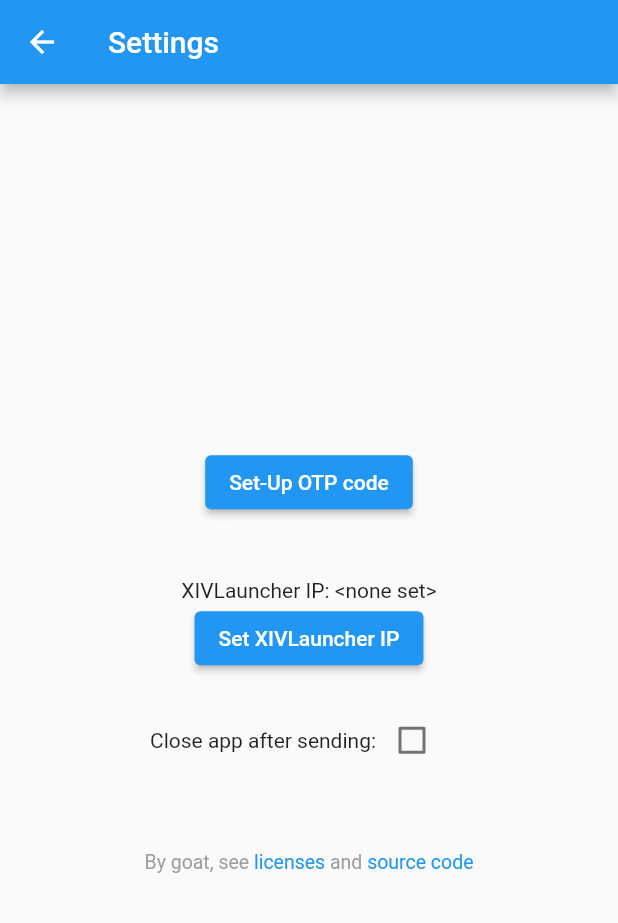
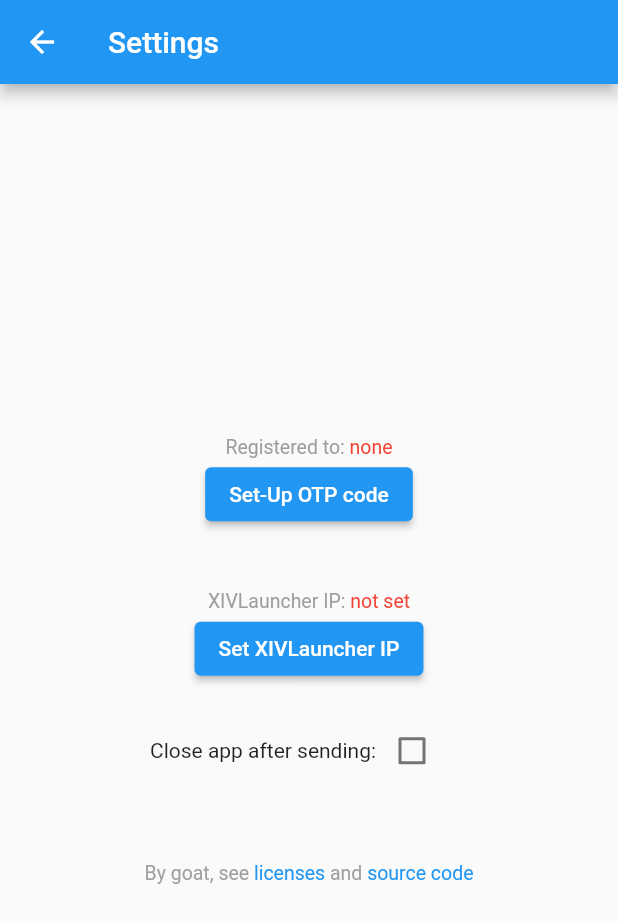
Before and after one commit to goaaats/xl-authenticator, a Flutter app: the screen it shows after launch, on a phone screen of 412 x 824 dp. Shown: the top 923 px of the screen. Run offline on Flutter 3.47's test engine with Material 2 defaults, Android fonts, the phone set to English and light mode, and no system bars; our stand-ins replace fluttertoast, shared_preferences; missing offline and left inert: otp, prompt_dialog, qr_code_scanner.

```diff
--- a/lib/set.dart
+++ b/lib/set.dart
@@ -1,7 +1,8 @@
 import 'package:flutter/gestures.dart';
 import 'package:flutter/material.dart';
+import 'package:fluttertoast/fluttertoast.dart';
 import 'package:prompt_dialog/prompt_dialog.dart';
-import 'package:shared_preferences/shared_preferences.dart';
+import 'package:flutter/services.dart';
 import 'package:url_launcher/url_launcher.dart';
 
 import 'package:xl_otpsend/account.dart';
@@ -22,11 +23,25 @@ class _SettingsPageState extends State<SettingsPage> {
 
   late bool isRestartChecked = false;
 
+  late bool isAccountSaved = false;
+  String? savedName;
+  String? savedSecret;
+
   @override
   void initState() {
     GeneralSetting.getIsAutoClose().then((value) {
       setState(() {
         isRestartChecked = value;
+      });
+    });
+
+    SavedAccount.getSaved().then((value) {
+      setState(() {
+        if (value != null) {
+          isAccountSaved = true;
+          savedName = value.accountName;
+          savedSecret = value.secret;
+        }
       });
     });
 
@@ -38,6 +53,9 @@ class _SettingsPageState extends State<SettingsPage> {
     TextStyle defaultStyle = TextStyle(color: Colors.grey, fontSize: 13.0);
     TextStyle linkStyle = TextStyle(color: Colors.blue, fontSize: 13.0);
 
+    TextStyle goodStyle = TextStyle(color: Colors.green, fontSize: 13.0);
+    TextStyle badStyle = TextStyle(color: Colors.red, fontSize: 13.0);
+
     return Scaffold(
       appBar: AppBar(
         title: Text("Settings"),
@@ -47,6 +65,39 @@ class _SettingsPageState extends State<SettingsPage> {
         child: Column(
           mainAxisAlignment: MainAxisAlignment.center,
           children: <Widget>[
+            RichText(
+                text: TextSpan(
+              style: defaultStyle,
+              children: <TextSpan>[
+                TextSpan(text: 'Registered to: '),
+                TextSpan(
+                    text: ((() {
+                      if (isAccountSaved) return savedName;
+
+                      return "none";
+                    })()),
+                    style: ((() {
+                      if (isAccountSaved) return goodStyle;
+
+                      return badStyle;
+                    })()),
+                    recognizer: TapGestureRecognizer()
+                      ..onTap = () {
+                        if (savedSecret != null) {
+                          Clipboard.setData(ClipboardData(text: savedSecret));
+
+                          Fluttertoast.showToast(
+                              msg: "Secret copied!",
+                              toastLength: Toast.LENGTH_LONG,
+                              gravity: ToastGravity.BOTTOM,
+                              timeInSecForIosWeb: 1,
+                              backgroundColor: Colors.red,
+                              textColor: Colors.white,
+                              fontSize: 16.0);
+                        }
+                      }),
+              ],
+            )),
             ElevatedButton(
               onPressed: () {
                 _navigateAndScanQr(context);
@@ -58,11 +109,31 @@ class _SettingsPageState extends State<SettingsPage> {
               child: FutureBuilder(
                 future: Communication.getSavedIp(),
                 builder: (context, snapshot) {
-                  if (snapshot.hasData) {
-                    return Text("XIVLauncher IP: " + (snapshot.data as String));
-                  } else {
-                    return Text("XIVLauncher IP: <none set>");
-                  }
+                  return RichText(
+                      text: TextSpan(
+                    style: defaultStyle,
+                    children: <TextSpan>[
+                      TextSpan(text: 'XIVLauncher IP: '),
+                      TextSpan(
+                          text: ((() {
+                            if (snapshot.hasData)
+                              return snapshot.data as String;
+
+                            return "not set";
+                          })()),
+                          style: ((() {
+                            if (snapshot.hasData) return goodStyle;
+
+                            return badStyle;
+                          })()),
+                          recognizer: TapGestureRecognizer()
+                            ..onTap = () {
+                              if (savedSecret != null)
+                                Clipboard.setData(
+                                    ClipboardData(text: savedSecret));
+                            }),
+                    ],
+                  ));
                 },
               ),
             ),
@@ -121,7 +192,7 @@ class _SettingsPageState extends State<SettingsPage> {
                                 context: context,
                                 applicationName: "XL Authenticator",
                                 applicationLegalese:
-                                    "Automatic OTPs for XIVLauncher",
+                                    "Automatic OTPs for XIVLauncher\n(c) goaaats 2020",
                                 applicationIcon: Padding(
                                     padding:
                                         EdgeInsets.only(left: 100, right: 100),
@@ -161,14 +232,26 @@ class _SettingsPageState extends State<SettingsPage> {
 
     if (result == null) return;
 
+    SavedAccount? saved;
+
     switch (result.type) {
       case ScanResultType.Uri:
-        await SavedAccount.setSaved(SavedAccount.parse(result.data));
+        saved = SavedAccount.parse(result.data);
         break;
       case ScanResultType.Raw:
-        await SavedAccount.setSaved(SavedAccount.unnamed(result.data));
+        saved = SavedAccount.unnamed(result.data);
         break;
     }
+
+    setState(() {
+      if (saved != null) {
+        isAccountSaved = true;
+        savedName = saved.accountName;
+        savedSecret = saved.secret;
+      }
+    });
+
+    SavedAccount.setSaved(saved as SavedAccount);
 
     ScaffoldMessenger.of(context)
       ..removeCurrentSnackBar()
```
